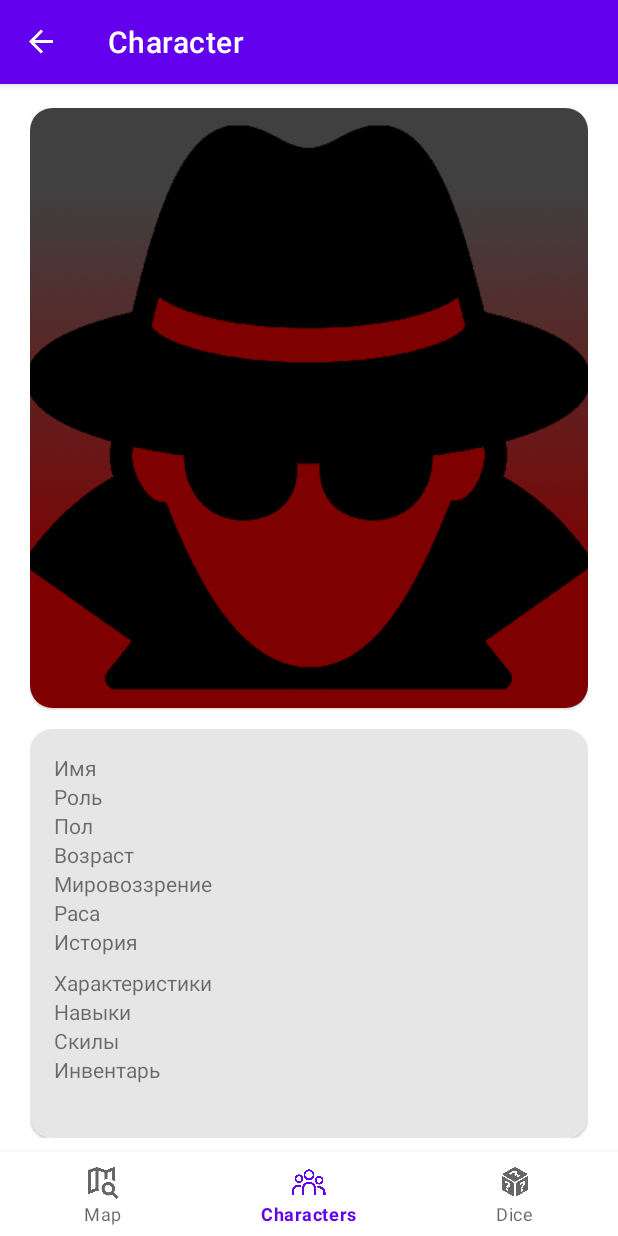
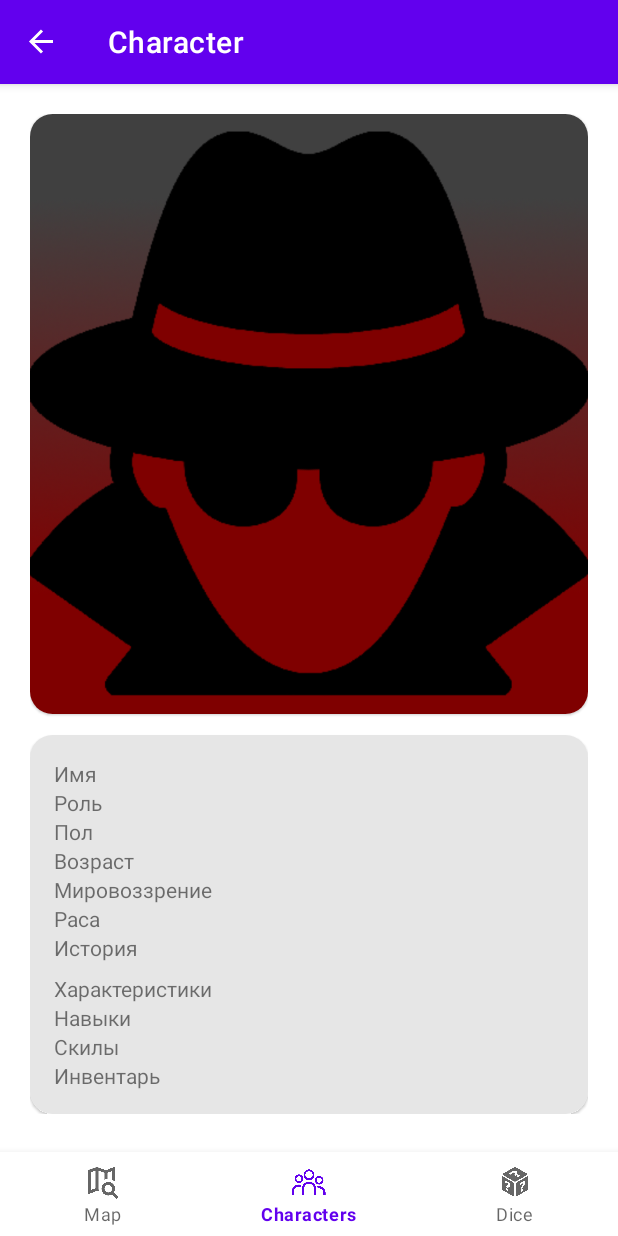
Before and after one commit to PryseOlg/Arklens, an Android app: the FullCharacterFragment screen opened through its navigation route, on a phone screen of 412 x 824 dp. Run offline under Robolectric (Android 15) with nearby library versions, the phone set to English and light mode, and no system bars; our stand-ins replace Room's generated code, navigation-ui.

Commit message:
Udpare display dice

```diff
--- a/app/src/main/res/layout/fragment_die.xml
+++ b/app/src/main/res/layout/fragment_die.xml
@@ -12,7 +12,8 @@
 
         android:layout_width="match_parent"
         android:layout_height="match_parent"
-        app:spanCount="1"
+        android:paddingTop="20dp"
+        android:paddingBottom="50dp"
         tools:listitem="@layout/item_dice" />
 
 
--- a/app/src/main/res/layout/full_character.xml
+++ b/app/src/main/res/layout/full_character.xml
@@ -7,24 +7,27 @@
 
     <androidx.core.widget.NestedScrollView
         android:layout_width="match_parent"
-        android:layout_height="match_parent"
+        android:layout_height="0dp"
         app:layout_constraintBottom_toBottomOf="parent"
         app:layout_constraintEnd_toEndOf="parent"
-        app:layout_constraintStart_toStartOf="parent">
+        app:layout_constraintStart_toStartOf="parent"
+        app:layout_constraintTop_toTopOf="parent">
+
         <LinearLayout
             android:layout_width="match_parent"
-            android:layout_height="0dp"
+            android:layout_height="wrap_content"
+            android:fillViewport="true"
             android:orientation="vertical"
             android:paddingHorizontal="20dp"
-            android:paddingVertical="16dp"
+            android:paddingVertical="20dp"
             >
 
             <com.google.android.material.card.MaterialCardView
                 android:id="@+id/portrait_block"
                 android:layout_width="match_parent"
                 android:layout_height="wrap_content"
-                app:cardCornerRadius="@dimen/profile_radius"
-                android:layout_marginBottom="10dp">
+                android:layout_marginBottom="10dp"
+                app:cardCornerRadius="@dimen/profile_radius">
 
                 <androidx.constraintlayout.widget.ConstraintLayout
                     android:layout_width="wrap_content"
@@ -38,8 +41,8 @@
                         android:contentDescription="@string/icon"
                         android:scaleType="centerCrop"
                         android:src="@drawable/character_icon"
-                        app:layout_constraintTop_toTopOf="parent"
-                        app:layout_constraintStart_toStartOf="parent" />
+                        app:layout_constraintStart_toStartOf="parent"
+                        app:layout_constraintTop_toTopOf="parent" />
 
                 </androidx.constraintlayout.widget.ConstraintLayout>
             </com.google.android.material.card.MaterialCardView>
@@ -54,8 +57,8 @@
                 <androidx.constraintlayout.widget.ConstraintLayout
                     android:layout_width="match_parent"
                     android:layout_height="wrap_content"
+                    android:background="#e6e6e6"
                     android:padding="16dp"
-                    android:background="#e6e6e6"
                     app:cardCornerRadius="100dp">
 
 
@@ -120,8 +123,7 @@
                         android:orientation="vertical"
                         app:layout_constraintEnd_toEndOf="parent"
                         app:layout_constraintStart_toStartOf="parent"
-                        app:layout_constraintTop_toBottomOf="@+id/personal_block"
-                        android:paddingBottom="20dp">
+                        app:layout_constraintTop_toBottomOf="@+id/personal_block">
 
                         <TextView
                             android:id="@+id/characteristic_set"
@@ -151,10 +153,8 @@
                     </LinearLayout>
 
 
+                </androidx.constraintlayout.widget.ConstraintLayout>
 
-
-
-                </androidx.constraintlayout.widget.ConstraintLayout>
             </com.google.android.material.card.MaterialCardView>
         </LinearLayout>
     </androidx.core.widget.NestedScrollView>
```
